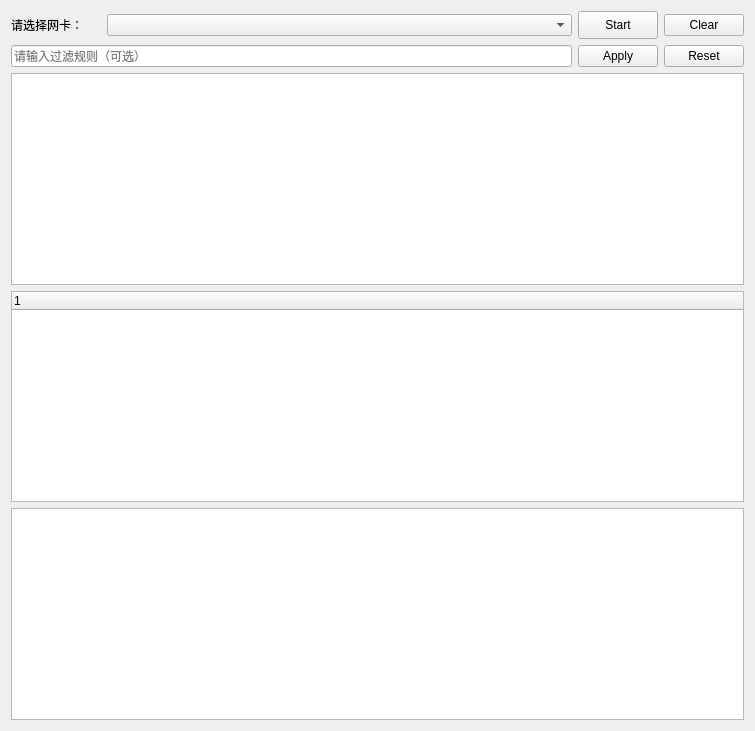
This is network_sniffer.ui in Plutv/Sniffer as Qt 5 draws it before an edit. The edited form follows.
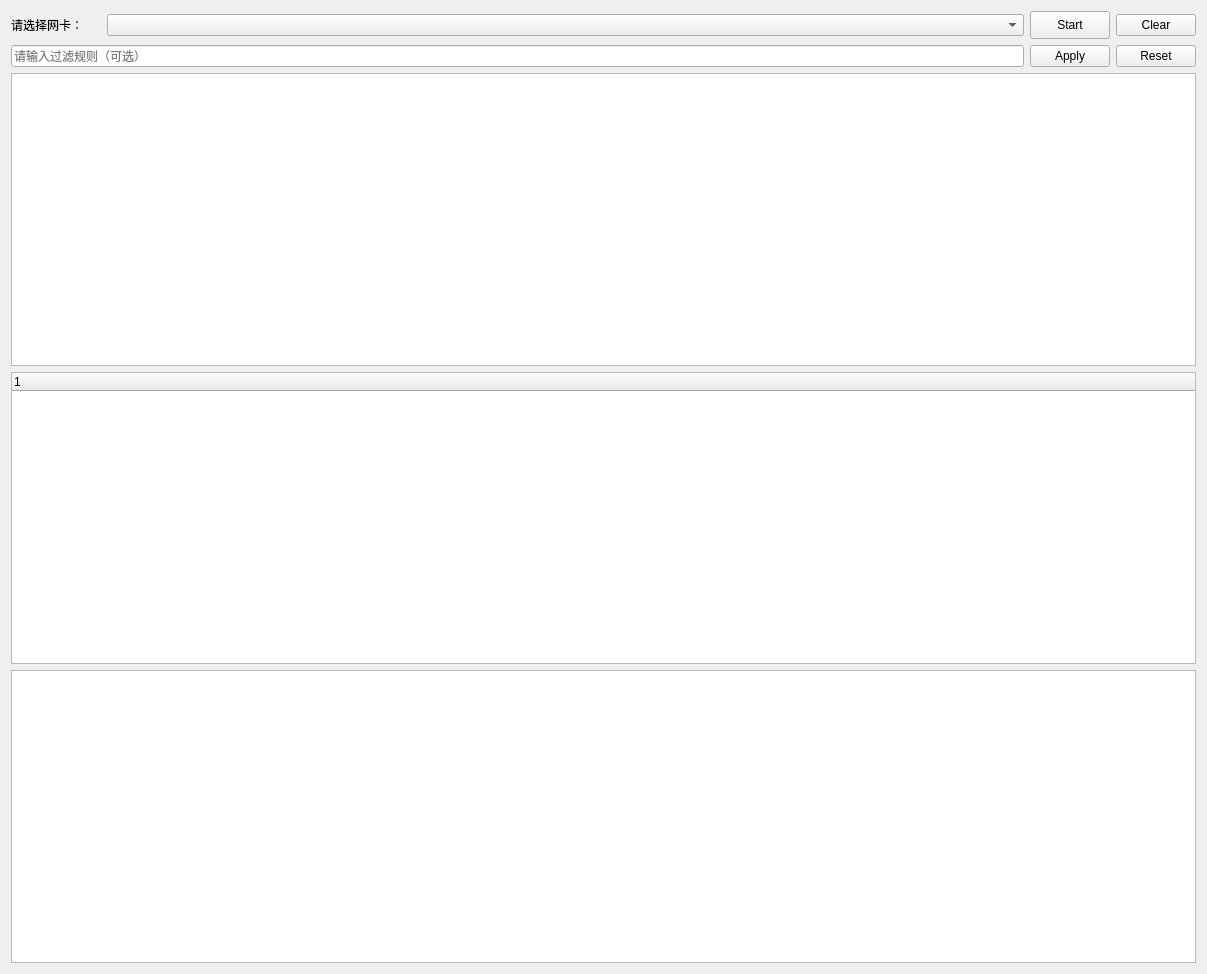
This is the edited form.

```diff
--- a/network_sniffer.ui
+++ b/network_sniffer.ui
@@ -6,8 +6,8 @@
    <rect>
     <x>0</x>
     <y>0</y>
-    <width>755</width>
-    <height>731</height>
+    <width>1207</width>
+    <height>974</height>
    </rect>
   </property>
   <property name="windowTitle">
```
Left out of the diff: 4 changed lines with no effect on the pictures.
